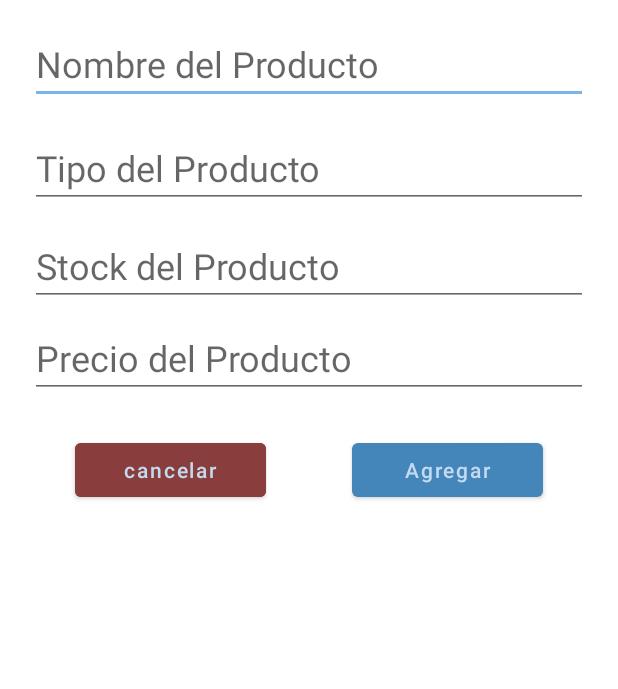
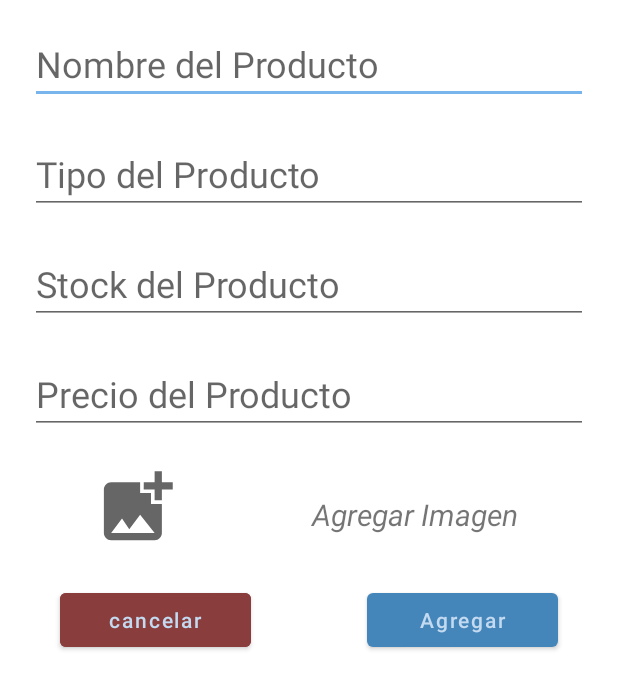
Before and after one commit to TheNipsAreGettingBigger/DAM-Final, an Android app: the layout productos_add.xml on its own in the app's theme, with its tools: preview values and no code run, on a phone screen of 412 x 824 dp. Shown: the top 689 px of the screen. Run offline under Robolectric (Android 15) with nearby library versions, the phone set to English and light mode, and no system bars.

Commit message:
select image

```diff
--- a/app/build.gradle
+++ b/app/build.gradle
@@ -45,6 +45,7 @@ dependencies {
     implementation 'com.google.android.material:material:1.3.0'
     implementation 'androidx.constraintlayout:constraintlayout:2.0.4'
     implementation 'androidx.legacy:legacy-support-v4:1.0.0'
+    implementation 'com.google.firebase:firebase-storage:19.1.1'
     testImplementation 'junit:junit:4.+'
     androidTestImplementation 'androidx.test.ext:junit:1.1.2'
     androidTestImplementation 'androidx.test.espresso:espresso-core:3.3.0'
--- /dev/null
+++ b/app/src/main/res/drawable/ic_baseline_add_photo_alternate_24.xml
@@ -0,0 +1,10 @@
+<vector xmlns:android="http://schemas.android.com/apk/res/android"
+    android:width="24dp"
+    android:height="24dp"
+    android:viewportWidth="24"
+    android:viewportHeight="24"
+    android:tint="?attr/colorControlNormal">
+  <path
+      android:fillColor="@android:color/white"
+      android:pathData="M19,7v2.99s-1.99,0.01 -2,0L17,7h-3s0.01,-1.99 0,-2h3L17,2h2v3h3v2h-3zM16,11L16,8h-3L13,5L5,5c-1.1,0 -2,0.9 -2,2v12c0,1.1 0.9,2 2,2h12c1.1,0 2,-0.9 2,-2v-8h-3zM5,19l3,-4 2,3 3,-4 4,5L5,19z"/>
+</vector>
--- a/app/src/main/res/layout/productos_add.xml
+++ b/app/src/main/res/layout/productos_add.xml
@@ -25,7 +25,7 @@
         android:id="@+id/et_AddtipoProducto"
         android:layout_width="0dp"
         android:layout_height="wrap_content"
-        android:layout_marginTop="16dp"
+        android:layout_marginTop="20dp"
         android:ems="10"
         android:hint="Tipo del Producto"
         android:inputType="textPersonName"
@@ -39,7 +39,7 @@
         android:id="@+id/et_AddStockProducto"
         android:layout_width="0dp"
         android:layout_height="wrap_content"
-        android:layout_marginTop="12dp"
+        android:layout_marginTop="20dp"
         android:ems="10"
         android:hint="Stock del Producto"
         android:inputType="number"
@@ -53,13 +53,13 @@
         android:id="@+id/et_AddPrecioProducto"
         android:layout_width="0dp"
         android:layout_height="wrap_content"
-        android:layout_marginTop="8dp"
+        android:layout_marginTop="20dp"
         android:ems="10"
         android:hint="Precio del Producto"
         android:inputType="numberDecimal"
         android:textSize="24sp"
         app:layout_constraintEnd_toEndOf="@+id/et_AddStockProducto"
-        app:layout_constraintHorizontal_bias="0.0"
+        app:layout_constraintHorizontal_bias="1.0"
         app:layout_constraintStart_toStartOf="@+id/et_AddStockProducto"
         app:layout_constraintTop_toBottomOf="@+id/et_AddStockProducto" />
 
@@ -67,8 +67,8 @@
         android:id="@+id/btnCancelar"
         android:layout_width="127dp"
         android:layout_height="wrap_content"
-        android:layout_marginStart="50dp"
-        android:layout_marginTop="24dp"
+        android:layout_marginStart="40dp"
+        android:layout_marginTop="100dp"
         android:layout_marginBottom="20dp"
         android:backgroundTint="#8A3D3D"
         android:text="cancelar"
@@ -80,12 +80,35 @@
         android:id="@+id/btnAgregar"
         android:layout_width="127dp"
         android:layout_height="wrap_content"
-        android:layout_marginTop="24dp"
-        android:layout_marginEnd="50dp"
+        android:layout_marginTop="100dp"
 
+        android:layout_marginEnd="40dp"
         android:layout_marginBottom="20dp"
         android:text="Agregar"
         app:layout_constraintBottom_toBottomOf="parent"
         app:layout_constraintEnd_toEndOf="parent"
         app:layout_constraintTop_toBottomOf="@+id/et_AddPrecioProducto" />
+
+    <ImageView
+        android:id="@+id/iv_AddProducto"
+        android:layout_width="70dp"
+        android:layout_height="58dp"
+        android:layout_marginStart="56dp"
+        android:layout_marginTop="20dp"
+        app:layout_constraintStart_toStartOf="parent"
+        app:layout_constraintTop_toBottomOf="@+id/et_AddPrecioProducto"
+        app:srcCompat="@drawable/ic_baseline_add_photo_alternate_24" />
+
+    <TextView
+        android:id="@+id/lbl_imagen"
+        android:layout_width="196dp"
+        android:layout_height="67dp"
+        android:layout_marginStart="52dp"
+        android:layout_marginTop="20dp"
+        android:gravity="center"
+        android:text="Agregar Imagen"
+        android:textSize="20sp"
+        android:textStyle="italic"
+        app:layout_constraintStart_toEndOf="@+id/iv_AddProducto"
+        app:layout_constraintTop_toBottomOf="@+id/et_AddPrecioProducto" />
 </androidx.constraintlayout.widget.ConstraintLayout>
```
Also changed, not shown: app/src/main/java/com/android/publisherapp/utils/RealFileUtil.kt (added, +178 -0 lines), app/src/main/java/com/android/publisherapp/views/ProductosFragment.kt (+38 -1 lines).
